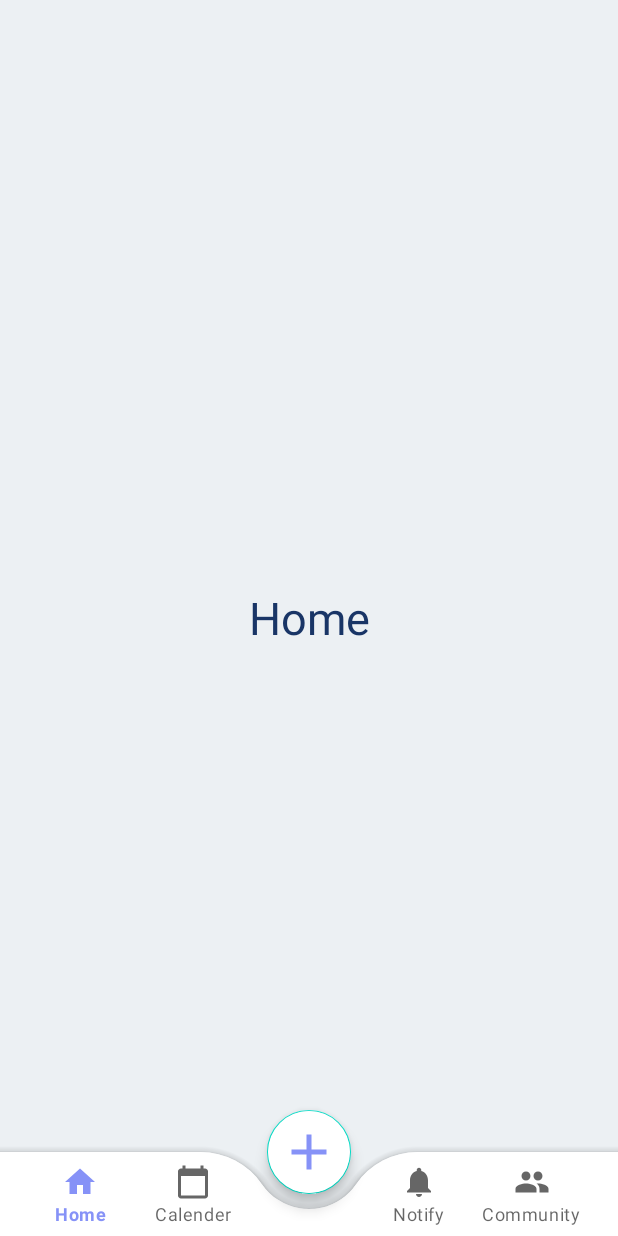
After one commit to KnowledgeCatalystOfficial/Kcians_Application, an Android app: the HomeFragment screen opened directly, with no data from a screen before it, on a phone screen of 412 x 824 dp. The commit adds this screen. Run offline under Robolectric (Android 15) with nearby library versions, the phone set to English and light mode, and no system bars.

Commit message:
This is vishu's second commit

```diff
--- /dev/null
+++ b/app/src/main/java/com/vishugahlot/kcians/HomeFragment.java
@@ -0,0 +1,21 @@
+package com.vishugahlot.kcians;
+
+import android.os.Bundle;
+
+import androidx.fragment.app.Fragment;
+
+import android.view.LayoutInflater;
+import android.view.View;
+import android.view.ViewGroup;
+
+
+public class HomeFragment extends Fragment {
+
+
+    @Override
+    public View onCreateView(LayoutInflater inflater, ViewGroup container,
+                             Bundle savedInstanceState) {
+        // Inflate the layout for this fragment
+        return inflater.inflate(R.layout.fragment_home, container, false);
+    }
+}
--- /dev/null
+++ b/app/src/main/java/com/vishugahlot/kcians/NavigtionActivity.java
@@ -0,0 +1,52 @@
+package com.vishugahlot.kcians;
+
+import androidx.appcompat.app.AppCompatActivity;
+import androidx.fragment.app.Fragment;
+import androidx.fragment.app.FragmentManager;
+import androidx.fragment.app.FragmentTransaction;
+import android.os.Bundle;
+import android.view.View;
+
+import com.google.android.material.bottomnavigation.BottomNavigationView;
+import com.vishugahlot.kcians.databinding.ActivityMainBinding;
+
+public class NavigtionActivity extends AppCompatActivity {
+    private View view;
+    private BottomNavigationView bottomNavigationView;
+    //ActivityMainBinding binding;
+    @Override
+    protected void onCreate(Bundle savedInstanceState) {
+        super.onCreate(savedInstanceState);
+        setContentView(R.layout.activity_navigtion);
+        Utils.blackIconStatusBar(NavigtionActivity.this, R.color.light_Background);
+
+        //finding the id of bottom navigation
+        bottomNavigationView = findViewById(R.id.bottomNavigationView);
+
+        replaceFragment(new HomeFragment());
+        bottomNavigationView.setBackground(null);
+        bottomNavigationView.setOnItemSelectedListener(item -> {
+            switch (item.getItemId()) {
+                case R.id.homebutton:
+                    replaceFragment(new HomeFragment());
+                    break;
+                case R.id.cal:
+                    replaceFragment(new CalenderFragment());
+                    break;
+                case R.id.notification:
+                    replaceFragment(new NotificationFragment());
+                    break;
+                case R.id.community:
+                    replaceFragment(new CommunityFragment());
+                    break;
+            }
+            return true;
+        });
+    }
+    private void replaceFragment(Fragment fragment) {
+        FragmentManager fragmentManager = getSupportFragmentManager();
+        FragmentTransaction fragmentTransaction = fragmentManager.beginTransaction();
+        fragmentTransaction.replace(R.id.frame_layout, fragment);
+        fragmentTransaction.commit();
+    }
+}
--- a/app/src/main/java/com/vishugahlot/kcians/SignupActivity.java
+++ b/app/src/main/java/com/vishugahlot/kcians/SignupActivity.java
@@ -18,7 +18,7 @@ public class SignupActivity extends AppCompatActivity {
     private Animation Animation_fadein,  Animation_rotate;
     private View img_logo_signup;
     private NeumorphButton back_login;
-
+///////////jkhbjhgnb
     @Override
     protected void onCreate(Bundle savedInstanceState) {
         super.onCreate(savedInstanceState);
--- /dev/null
+++ b/app/src/main/res/drawable/ic_baseline_add_24.xml
@@ -0,0 +1,5 @@
+<vector android:height="24dp" android:tint="#193566"
+    android:viewportHeight="24" android:viewportWidth="24"
+    android:width="24dp" xmlns:android="http://schemas.android.com/apk/res/android">
+    <path android:fillColor="@android:color/white" android:pathData="M19,13h-6v6h-2v-6H5v-2h6V5h2v6h6v2z"/>
+</vector>
--- /dev/null
+++ b/app/src/main/res/drawable/ic_baseline_calendar_today_24.xml
@@ -0,0 +1,5 @@
+<vector android:height="24dp" android:tint="#193566"
+    android:viewportHeight="24" android:viewportWidth="24"
+    android:width="24dp" xmlns:android="http://schemas.android.com/apk/res/android">
+    <path android:fillColor="@android:color/white" android:pathData="M20,3h-1L19,1h-2v2L7,3L7,1L5,1v2L4,3c-1.1,0 -2,0.9 -2,2v16c0,1.1 0.9,2 2,2h16c1.1,0 2,-0.9 2,-2L22,5c0,-1.1 -0.9,-2 -2,-2zM20,21L4,21L4,8h16v13z"/>
+</vector>
--- /dev/null
+++ b/app/src/main/res/drawable/ic_baseline_group_24.xml
@@ -0,0 +1,5 @@
+<vector android:height="24dp" android:tint="#193566"
+    android:viewportHeight="24" android:viewportWidth="24"
+    android:width="24dp" xmlns:android="http://schemas.android.com/apk/res/android">
+    <path android:fillColor="@android:color/white" android:pathData="M16,11c1.66,0 2.99,-1.34 2.99,-3S17.66,5 16,5c-1.66,0 -3,1.34 -3,3s1.34,3 3,3zM8,11c1.66,0 2.99,-1.34 2.99,-3S9.66,5 8,5C6.34,5 5,6.34 5,8s1.34,3 3,3zM8,13c-2.33,0 -7,1.17 -7,3.5L1,19h14v-2.5c0,-2.33 -4.67,-3.5 -7,-3.5zM16,13c-0.29,0 -0.62,0.02 -0.97,0.05 1.16,0.84 1.97,1.97 1.97,3.45L17,19h6v-2.5c0,-2.33 -4.67,-3.5 -7,-3.5z"/>
+</vector>
--- /dev/null
+++ b/app/src/main/res/drawable/ic_baseline_home_24.xml
@@ -0,0 +1,5 @@
+<vector android:height="24dp" android:tint="#193566"
+    android:viewportHeight="24" android:viewportWidth="24"
+    android:width="24dp" xmlns:android="http://schemas.android.com/apk/res/android">
+    <path android:fillColor="@android:color/white" android:pathData="M10,20v-6h4v6h5v-8h3L12,3 2,12h3v8z"/>
+</vector>
--- /dev/null
+++ b/app/src/main/res/drawable/ic_baseline_notifications_24.xml
@@ -0,0 +1,5 @@
+<vector android:height="24dp" android:tint="#193566"
+    android:viewportHeight="24" android:viewportWidth="24"
+    android:width="24dp" xmlns:android="http://schemas.android.com/apk/res/android">
+    <path android:fillColor="@android:color/white" android:pathData="M12,22c1.1,0 2,-0.9 2,-2h-4c0,1.1 0.89,2 2,2zM18,16v-5c0,-3.07 -1.64,-5.64 -4.5,-6.32L13.5,4c0,-0.83 -0.67,-1.5 -1.5,-1.5s-1.5,0.67 -1.5,1.5v0.68C7.63,5.36 6,7.92 6,11v5l-2,2v1h16v-1l-2,-2z"/>
+</vector>
--- /dev/null
+++ b/app/src/main/res/layout/activity_navigtion.xml
@@ -0,0 +1,45 @@
+<?xml version="1.0" encoding="utf-8"?>
+<androidx.coordinatorlayout.widget.CoordinatorLayout xmlns:android="http://schemas.android.com/apk/res/android"
+    xmlns:app="http://schemas.android.com/apk/res-auto"
+    xmlns:tools="http://schemas.android.com/tools"
+    android:layout_width="match_parent"
+    android:layout_height="match_parent"
+    android:background="@color/lavender"
+    tools:context=".NavigtionActivity">
+
+    <FrameLayout
+        android:layout_width="match_parent"
+        android:layout_height="match_parent"
+        android:id="@+id/frame_layout"/>
+
+    <com.google.android.material.bottomappbar.BottomAppBar
+        android:layout_width="match_parent"
+        android:layout_height="wrap_content"
+        android:id="@+id/bottomAppBar"
+        android:layout_gravity="bottom"
+        android:background="@color/white"
+        app:fabCradleMargin="10dp"
+        app:fabCradleRoundedCornerRadius="50dp">
+
+        <com.google.android.material.bottomnavigation.BottomNavigationView
+            android:layout_width="wrap_content"
+            android:layout_height="wrap_content"
+            android:id="@+id/bottomNavigationView"
+            android:layout_marginEnd="20dp"
+            app:labelVisibilityMode="labeled"
+            android:background="@android:color/transparent"
+            app:menu="@menu/bottom_menu"/>
+
+    </com.google.android.material.bottomappbar.BottomAppBar>
+
+    <com.google.android.material.floatingactionbutton.FloatingActionButton
+        android:layout_width="wrap_content"
+        android:layout_height="wrap_content"
+        android:backgroundTint="@color/white"
+        android:src="@drawable/ic_baseline_add_24"
+        app:layout_anchor="@id/bottomAppBar"
+        app:maxImageSize="40dp"
+        app:tint ="@color/lavender"/>
+
+
+</androidx.coordinatorlayout.widget.CoordinatorLayout>
--- /dev/null
+++ b/app/src/main/res/layout/fragment_home.xml
@@ -0,0 +1,19 @@
+<?xml version="1.0" encoding="utf-8"?>
+<FrameLayout xmlns:android="http://schemas.android.com/apk/res/android"
+    xmlns:tools="http://schemas.android.com/tools"
+    android:layout_width="match_parent"
+    android:layout_height="match_parent"
+    android:background="@color/light_Background"
+    tools:context=".HomeFragment">
+
+    <!-- TODO: Update blank fragment layout -->
+    <TextView
+        android:layout_width="match_parent"
+        android:layout_height="match_parent"
+        android:text="Home"
+        android:gravity="center"
+        android:textSize="30sp"
+        android:textColor="@color/textColor"/>
+
+
+</FrameLayout>
--- /dev/null
+++ b/app/src/main/res/menu/bottom_menu.xml
@@ -0,0 +1,24 @@
+<?xml version="1.0" encoding="utf-8"?>
+<menu xmlns:android="http://schemas.android.com/apk/res/android">
+
+    <item
+        android:id="@+id/homebutton"
+        android:title="Home"
+        android:icon="@drawable/ic_baseline_home_24"/>
+    <item
+        android:id="@+id/cal"
+        android:title="Calender"
+        android:icon="@drawable/ic_baseline_calendar_today_24"/>
+    <item
+        android:id="@+id/fab"
+        android:title=""
+        android:enabled="false"/>
+    <item
+        android:id="@+id/notification"
+        android:title="Notify"
+        android:icon="@drawable/ic_baseline_notifications_24"/>
+    <item
+        android:id="@+id/community"
+        android:title="Community"
+        android:icon="@drawable/ic_baseline_group_24"/>
+</menu>
```
Also changed, not shown: app/src/main/java/com/vishugahlot/kcians/CalenderFragment.java (added, +20 -0 lines), app/src/main/java/com/vishugahlot/kcians/CommunityFragment.java (added, +20 -0 lines), app/src/main/java/com/vishugahlot/kcians/NotificationFragment.java (added, +20 -0 lines), app/src/main/res/layout/fragment_calender.xml (added, +18 -0 lines), app/src/main/res/layout/fragment_community.xml (added, +19 -0 lines), app/src/main/res/layout/fragment_notification.xml (added, +18 -0 lines).
